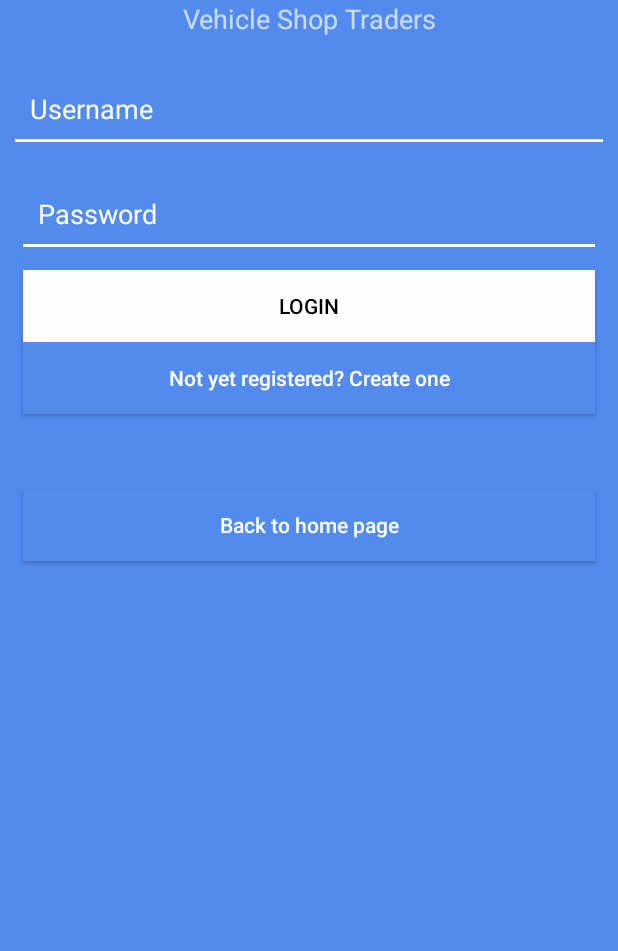
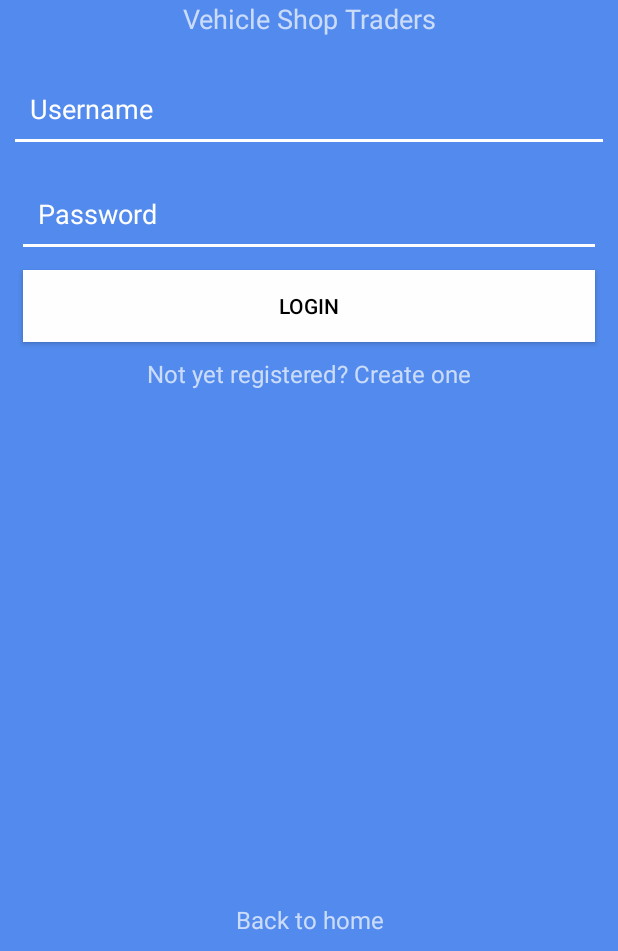
Before and after one commit to vincegerald/ezwheels, an Android app: the LoginShop screen opened directly, with no data from a screen before it, on a phone screen of 412 x 824 dp, the part 285-1236 px from its top. Run offline under Robolectric (Android 15) with nearby library versions, the light colour scheme and no system bars.

Commit message:
added login for shop

```diff
--- a/app/src/main/java/vincegeralddelaccerna/ezwheels/LoginShop.java
+++ b/app/src/main/java/vincegeralddelaccerna/ezwheels/LoginShop.java
@@ -5,10 +5,11 @@ import android.support.v7.app.AppCompatActivity;
 import android.os.Bundle;
 import android.view.View;
 import android.widget.Button;
+import android.widget.TextView;
 
 public class LoginShop extends AppCompatActivity implements View.OnClickListener {
 
-    Button btnShopreg, btnShophome;
+    TextView btnShopreg, btnShophome;
 
     @Override
     protected void onCreate(Bundle savedInstanceState) {
--- a/app/src/main/res/layout/activity_login_shop.xml
+++ b/app/src/main/res/layout/activity_login_shop.xml
@@ -70,26 +70,29 @@
         android:text="Login"
         android:textColor="#000000" />
 
-    <Button
+    <TextView
         android:id="@+id/btnShopreg"
         android:layout_width="match_parent"
         android:layout_height="wrap_content"
-        android:layout_marginLeft="15dp"
-        android:layout_marginRight="15dp"
-        android:background="#528aed"
-        android:clickable="false"
+        android:layout_marginTop="10dp"
+        android:gravity="center"
         android:text="Not yet registered? Create one"
-        android:textAllCaps="false" />
+        android:textSize="16sp" />
 
-    <Button
-        android:id="@+id/btnShophome"
+    <LinearLayout
         android:layout_width="match_parent"
-        android:layout_height="wrap_content"
-        android:layout_marginLeft="15dp"
-        android:layout_marginTop="50dp"
-        android:layout_marginRight="15dp"
-        android:background="#528aed"
-        android:text="Back to home page"
-        android:textAllCaps="false" />
+        android:layout_height="match_parent"
+        android:orientation="vertical">
+
+        <TextView
+            android:id="@+id/btnShophome"
+            android:layout_width="match_parent"
+            android:layout_height="match_parent"
+            android:layout_marginBottom="10dp"
+            android:gravity="bottom|center"
+            android:text="Back to home"
+            android:textSize="16sp" />
+
+    </LinearLayout>
 
 </LinearLayout>
```
